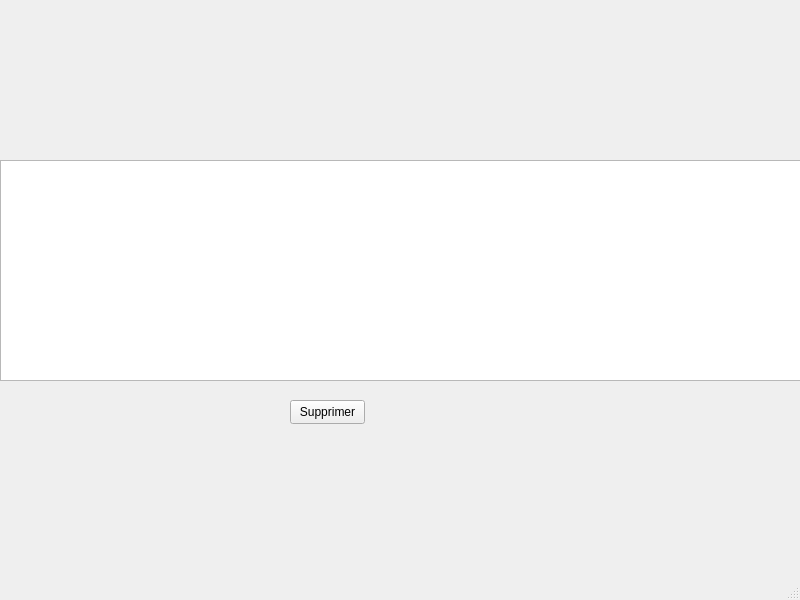
This is Locker/Locker/afficherlivreur.ui in maxjbs93/Locker as Qt 5 draws it before an edit. The edited form follows.
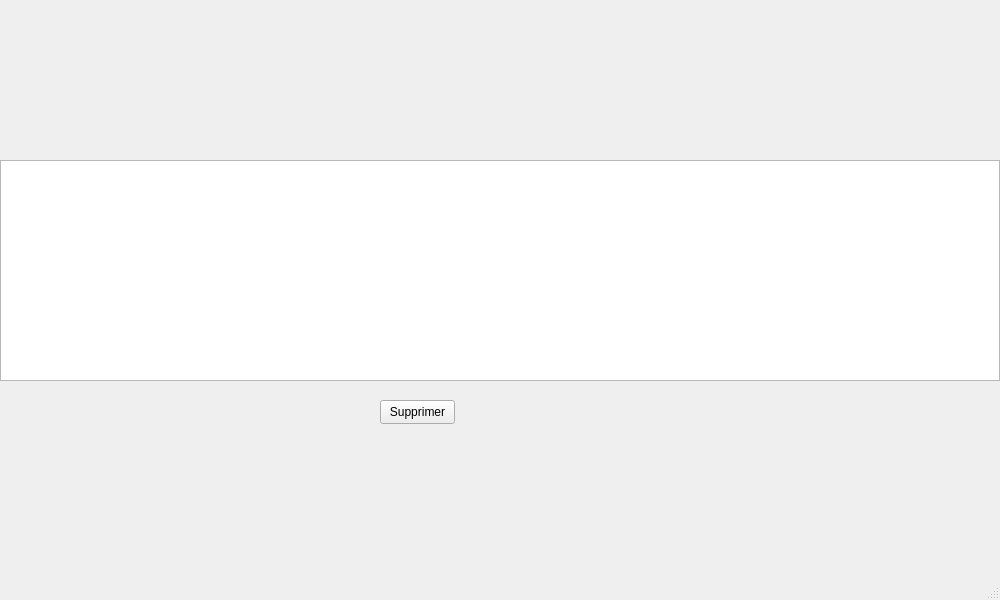
This is the edited form.

The edit to the form file:
```diff
--- a/Locker/Locker/afficherlivreur.ui
+++ b/Locker/Locker/afficherlivreur.ui
@@ -6,7 +6,7 @@
    <rect>
     <x>0</x>
     <y>0</y>
-    <width>800</width>
+    <width>1000</width>
     <height>600</height>
    </rect>
   </property>
@@ -19,7 +19,7 @@
      <rect>
       <x>0</x>
       <y>160</y>
-      <width>801</width>
+      <width>1000</width>
       <height>221</height>
      </rect>
     </property>
@@ -27,7 +27,7 @@
    <widget class="QPushButton" name="pushButton_supprimer">
     <property name="geometry">
      <rect>
-      <x>290</x>
+      <x>380</x>
       <y>400</y>
       <width>75</width>
       <height>24</height>
```
Left out of the diff: 2 changed lines with no effect on the pictures.
